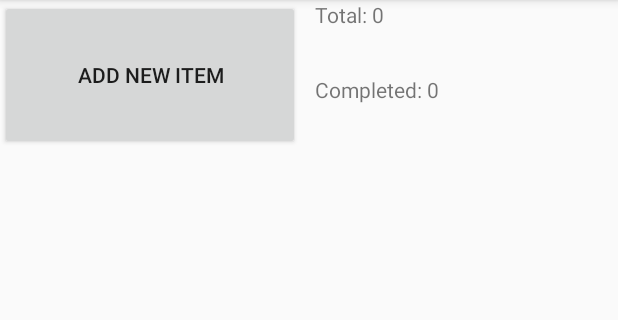
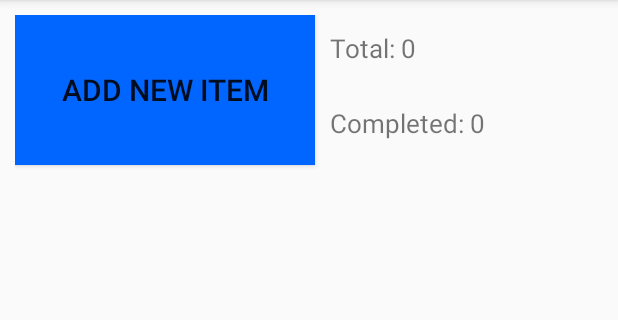
Before and after one commit to adiljay05/to_do_list_andriod, an Android app: the items screen opened directly, with no data from a screen before it, on a phone screen of 412 x 824 dp, the part 84-404 px from its top. Run offline under Robolectric (Android 15) with nearby library versions, the phone set to English and light mode, and no system bars.

Commit message:
Update function was not called query fixed at update due date of item and update name of item functions layout and styling improvements

```diff
--- a/app/build.gradle
+++ b/app/build.gradle
@@ -24,5 +24,6 @@ dependencies {
     testImplementation 'junit:junit:4.12'
     androidTestImplementation 'com.android.support.test:runner:1.0.2'
     androidTestImplementation 'com.android.support.test.espresso:espresso-core:3.0.2'
+    //noinspection GradleCompatible
     implementation 'com.android.support:recyclerview-v7:28.0.0'
 }
--- /dev/null
+++ b/app/src/main/res/drawable/border.xml
@@ -0,0 +1,4 @@
+<?xml version="1.0" encoding="utf-8"?>
+<shape xmlns:android="http://schemas.android.com/apk/res/android">
+    <stroke android:width="3dp" android:color="#000000"></stroke>
+</shape>
--- a/app/src/main/res/layout/activity_items.xml
+++ b/app/src/main/res/layout/activity_items.xml
@@ -4,30 +4,40 @@
     xmlns:tools="http://schemas.android.com/tools"
     android:layout_width="match_parent"
     android:layout_height="match_parent"
+    android:padding="10dp"
     tools:context=".items">
 
     <Button
         android:layout_width="200dp"
         android:layout_height="100dp"
+        android:layout_marginBottom="10dp"
         android:text="Add new item"
+        android:textSize="20dp"
+        android:background="#0066ff"
         android:id="@+id/newItemButton"
         tools:ignore="HardcodedText" />
     <TextView
         android:layout_width="match_parent"
         android:layout_height="50dp"
+        android:layout_marginTop="10dp"
+        android:textSize="17dp"
         android:layout_marginLeft="210dp"
         android:id="@+id/checkedCounter"
         />
     <TextView
         android:layout_width="match_parent"
         android:layout_height="50dp"
+        android:textSize="17dp"
         android:layout_marginLeft="210dp"
         android:id="@+id/totalCounter"
         android:layout_below="@+id/checkedCounter"
         />
     <ListView
         android:layout_width="match_parent"
-        android:layout_height="match_parent"
+        android:layout_height="wrap_content"
+
+        android:layout_marginBottom="5dp"
+        android:background="@drawable/border"
         android:id="@+id/listView"
         android:layout_below="@id/newItemButton"
         android:clickable="true"
--- a/app/src/main/res/layout/list_items_main.xml
+++ b/app/src/main/res/layout/list_items_main.xml
@@ -1,7 +1,10 @@
 <?xml version="1.0" encoding="utf-8"?>
 <RelativeLayout
     xmlns:android="http://schemas.android.com/apk/res/android" android:layout_width="match_parent"
-    android:layout_height="match_parent">
+    android:layout_height="match_parent"
+    android:padding="10dp"
+    android:background="@drawable/border"
+    >
 
     <TextView
         android:layout_width="match_parent"
--- a/app/src/main/res/layout/move_to.xml
+++ b/app/src/main/res/layout/move_to.xml
@@ -4,12 +4,15 @@
     xmlns:tools="http://schemas.android.com/tools"
     android:layout_width="match_parent"
     android:layout_height="match_parent"
+    android:padding="10dp"
+    android:background="@drawable/border"
     tools:context=".moveApplications">
 
 
     <ListView
         android:layout_width="match_parent"
         android:layout_height="match_parent"
+        android:background="@drawable/border"
         android:id="@+id/listView"
         />
 
```
Also changed, not shown: app/src/main/java/com/example/assignment_to_do_list/assignment_to_do_list/MainActivity.java (+59 -25 lines), app/src/main/java/com/example/assignment_to_do_list/assignment_to_do_list/databaseHelper.java (+4 -4 lines), app/src/main/java/com/example/assignment_to_do_list/assignment_to_do_list/items.java (+26 -9 lines), app/src/main/res/layout/activity_main.xml (+7 -1 lines).
